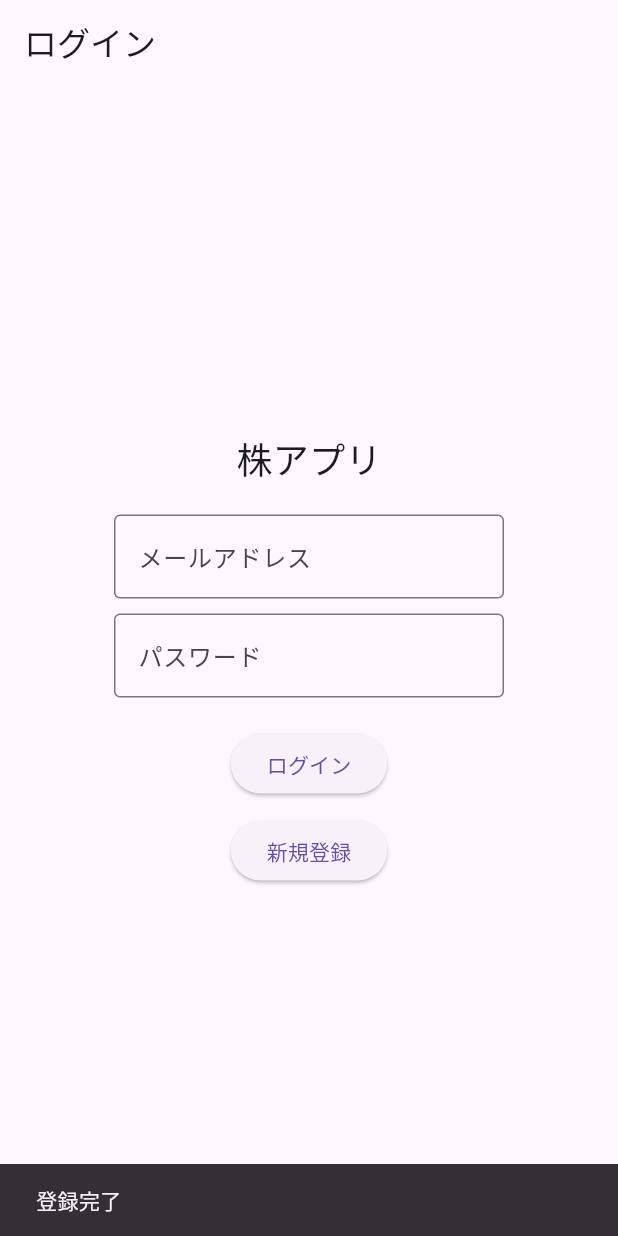
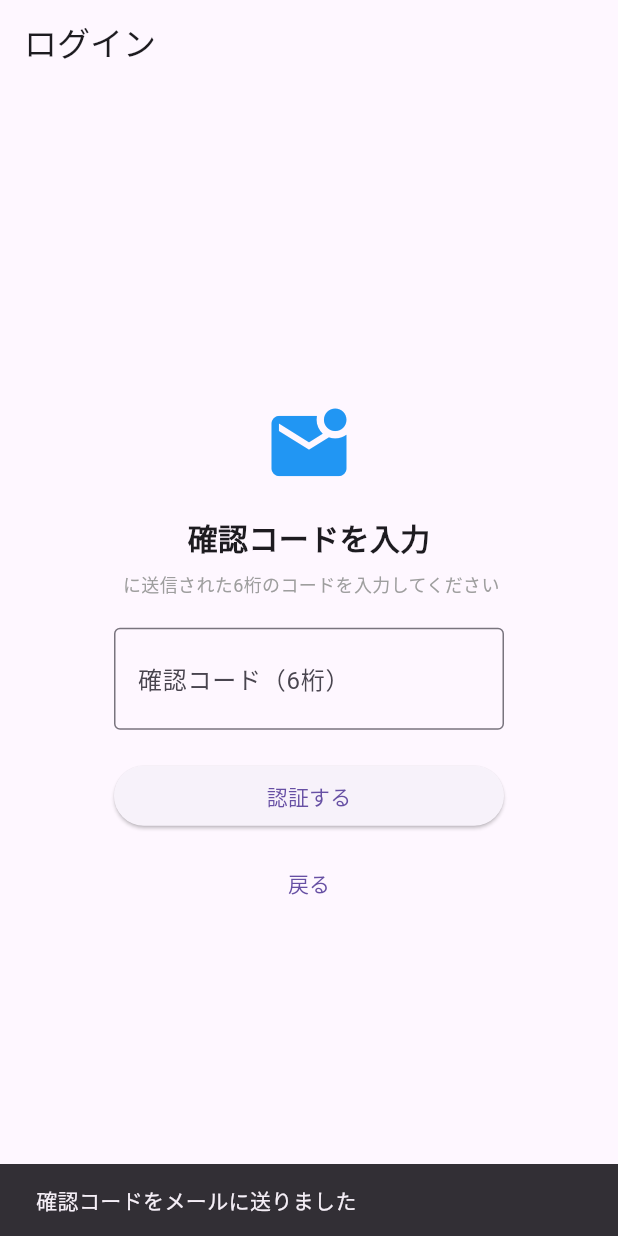
Before and after one commit to mero5/stock_app, a Flutter app: the screen it shows after launch, after a tap on "新規登録", on a phone screen of 412 x 824 dp. Run offline on Flutter 3.47's test engine with Material 3 defaults, Android fonts, the phone set to English and light mode, and no system bars; our stand-ins replace fl_chart; missing offline and left inert: amplify_auth_cognito, amplify_flutter, candlesticks_plus.

Commit message:
確認コード入力

```diff
--- a/lib/screens/login_screen.dart
+++ b/lib/screens/login_screen.dart
@@ -1,4 +1,5 @@
 import 'package:flutter/material.dart';
+import 'package:amplify_flutter/amplify_flutter.dart';
 import '../services/auth_service.dart';
 import 'home_screen.dart';
 
@@ -12,17 +13,40 @@ class LoginScreen extends StatefulWidget {
 class _LoginScreenState extends State<LoginScreen> {
   final emailController = TextEditingController();
   final passwordController = TextEditingController();
+  final codeController = TextEditingController();
+
+  // 確認コード入力モードかどうか
+  bool _showConfirmation = false;
 
   Future<void> signUp() async {
     try {
       await AuthService.signUp(emailController.text, passwordController.text);
+      // 登録成功 → 確認コード入力画面に切り替え
+      setState(() => _showConfirmation = true);
       ScaffoldMessenger.of(
         context,
-      ).showSnackBar(const SnackBar(content: Text("登録完了")));
+      ).showSnackBar(const SnackBar(content: Text("確認コードをメールに送りました")));
     } catch (e) {
       ScaffoldMessenger.of(
         context,
       ).showSnackBar(SnackBar(content: Text("登録エラー: $e")));
+    }
+  }
+
+  Future<void> confirmSignUp() async {
+    try {
+      await Amplify.Auth.confirmSignUp(
+        username: emailController.text,
+        confirmationCode: codeController.text,
+      );
+      ScaffoldMessenger.of(
+        context,
+      ).showSnackBar(const SnackBar(content: Text("認証完了！ログインしてください")));
+      setState(() => _showConfirmation = false);
+    } catch (e) {
+      ScaffoldMessenger.of(
+        context,
+      ).showSnackBar(SnackBar(content: Text("認証エラー: $e")));
     }
   }
 
@@ -53,13 +77,24 @@ class _LoginScreenState extends State<LoginScreen> {
         child: Container(
           width: 300,
           padding: const EdgeInsets.all(20),
-          child: Column(
+          child: _showConfirmation
+              ? _buildConfirmationForm()
+              : _buildLoginForm(),
+        ),
+      ),
+    );
+  }
+
+  // 通常のログイン・新規登録フォーム
+  Widget _buildLoginForm() {
+    return Column(
       mainAxisSize: MainAxisSize.min,
       children: [
         const Text("株アプリ", style: TextStyle(fontSize: 24)),
         const SizedBox(height: 20),
         TextField(
           controller: emailController,
+          keyboardType: TextInputType.emailAddress,
           decoration: const InputDecoration(
             labelText: "メールアドレス",
             border: OutlineInputBorder(),
@@ -75,13 +110,61 @@ class _LoginScreenState extends State<LoginScreen> {
           ),
         ),
         const SizedBox(height: 20),
-              ElevatedButton(onPressed: signIn, child: const Text("ログイン")),
+        SizedBox(
+          width: double.infinity,
+          child: ElevatedButton(onPressed: signIn, child: const Text("ログイン")),
+        ),
         const SizedBox(height: 10),
-              ElevatedButton(onPressed: signUp, child: const Text("新規登録")),
+        SizedBox(
+          width: double.infinity,
+          child: OutlinedButton(onPressed: signUp, child: const Text("新規登録")),
+        ),
       ],
+    );
+  }
+
+  // 確認コード入力フォーム
+  Widget _buildConfirmationForm() {
+    return Column(
+      mainAxisSize: MainAxisSize.min,
+      children: [
+        const Icon(Icons.mark_email_unread, size: 60, color: Colors.blue),
+        const SizedBox(height: 16),
+        const Text(
+          "確認コードを入力",
+          style: TextStyle(fontSize: 20, fontWeight: FontWeight.bold),
+        ),
+        const SizedBox(height: 8),
+        Text(
+          "${emailController.text} に送信された6桁のコードを入力してください",
+          style: const TextStyle(fontSize: 12, color: Colors.grey),
+          textAlign: TextAlign.center,
+        ),
+        const SizedBox(height: 20),
+        TextField(
+          controller: codeController,
+          keyboardType: TextInputType.number,
+          textAlign: TextAlign.center,
+          style: const TextStyle(fontSize: 24, letterSpacing: 8),
+          decoration: const InputDecoration(
+            labelText: "確認コード（6桁）",
+            border: OutlineInputBorder(),
           ),
         ),
+        const SizedBox(height: 20),
+        SizedBox(
+          width: double.infinity,
+          child: ElevatedButton(
+            onPressed: confirmSignUp,
+            child: const Text("認証する"),
           ),
+        ),
+        const SizedBox(height: 10),
+        TextButton(
+          onPressed: () => setState(() => _showConfirmation = false),
+          child: const Text("戻る"),
+        ),
+      ],
     );
   }
 }
```
Lines whose indentation alone changed are shown as unchanged.
